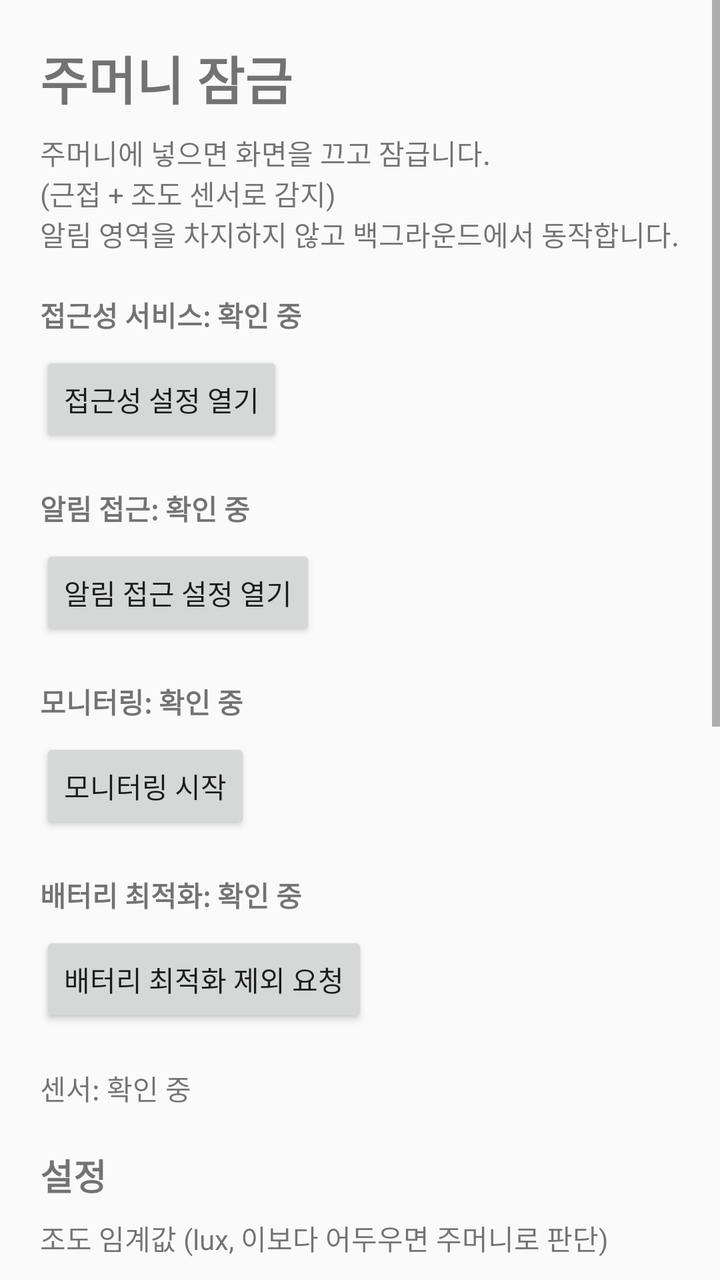
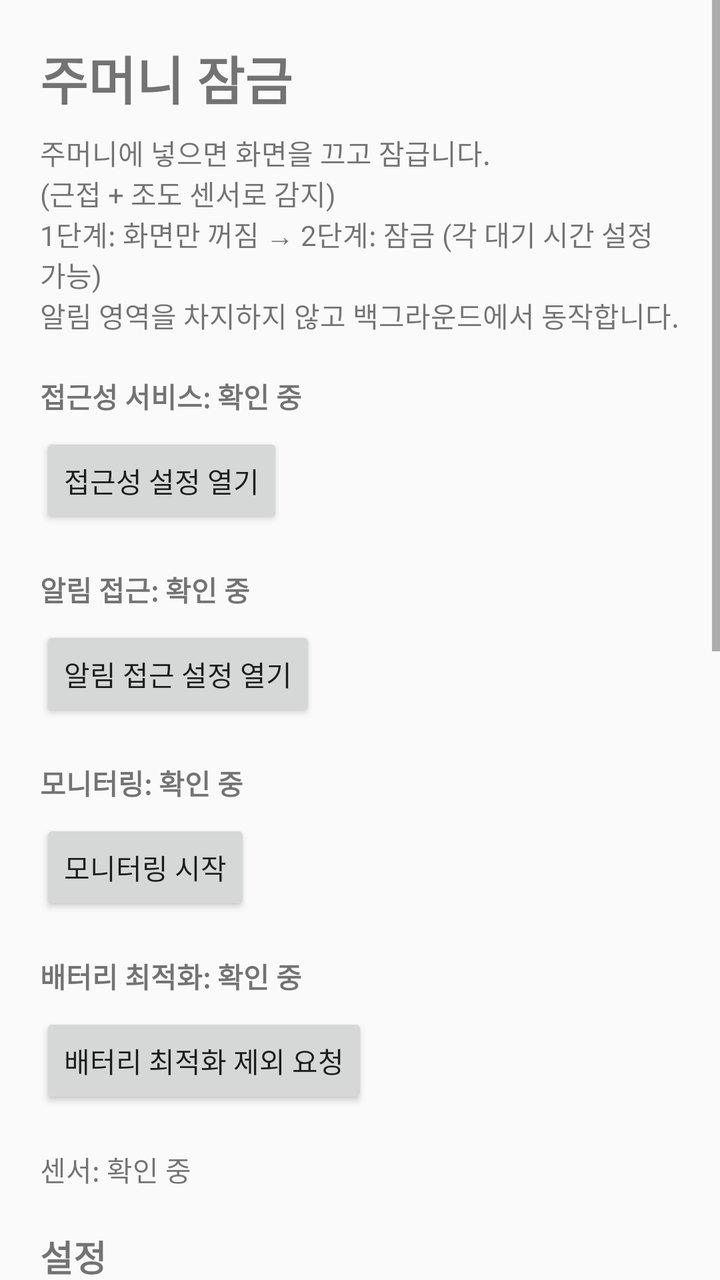

Two renders of the same Android screen: before a commit and after it. Below are the layout's source before the change and the commit's diff.
<!-- AndroidManifest.xml: application theme Theme.PocketLocker -->
<!-- res/layout/activity_main.xml -->
<?xml version="1.0" encoding="utf-8"?>
<ScrollView xmlns:android="http://schemas.android.com/apk/res/android"
    android:layout_width="match_parent"
    android:layout_height="match_parent">

    <LinearLayout
        android:layout_width="match_parent"
        android:layout_height="wrap_content"
        android:orientation="vertical"
        android:padding="20dp">

        <TextView
            android:layout_width="wrap_content"
            android:layout_height="wrap_content"
            android:text="주머니 잠금"
            android:textSize="26sp"
            android:textStyle="bold" />

        <TextView
            android:layout_width="wrap_content"
            android:layout_height="wrap_content"
            android:layout_marginTop="8dp"
            android:text="주머니에 넣으면 화면을 끄고 잠급니다.\n(근접 + 조도 센서로 감지)\n알림 영역을 차지하지 않고 백그라운드에서 동작합니다." />

        <TextView
            android:id="@+id/tvA11y"
            android:layout_width="wrap_content"
            android:layout_height="wrap_content"
            android:layout_marginTop="20dp"
            android:text="접근성 서비스: 확인 중"
            android:textStyle="bold" />

        <Button
            android:id="@+id/btnA11y"
            android:layout_width="wrap_content"
            android:layout_height="wrap_content"
            android:layout_marginTop="8dp"
            android:text="접근성 설정 열기" />

        <TextView
            android:id="@+id/tvNls"
            android:layout_width="wrap_content"
            android:layout_height="wrap_content"
            android:layout_marginTop="20dp"
            android:text="알림 접근: 확인 중"
            android:textStyle="bold" />

        <Button
            android:id="@+id/btnNls"
            android:layout_width="wrap_content"
            android:layout_height="wrap_content"
            android:layout_marginTop="8dp"
            android:text="알림 접근 설정 열기" />

        <TextView
            android:id="@+id/tvService"
            android:layout_width="wrap_content"
            android:layout_height="wrap_content"
            android:layout_marginTop="20dp"
            android:text="모니터링: 확인 중"
            android:textStyle="bold" />

        <Button
            android:id="@+id/btnToggle"
            android:layout_width="wrap_content"
            android:layout_height="wrap_content"
            android:layout_marginTop="8dp"
            android:text="모니터링 시작" />

        <TextView
            android:id="@+id/tvBattery"
            android:layout_width="wrap_content"
            android:layout_height="wrap_content"
            android:layout_marginTop="20dp"
            android:text="배터리 최적화: 확인 중"
            android:textStyle="bold" />

        <Button
            android:id="@+id/btnBattery"
            android:layout_width="wrap_content"
            android:layout_height="wrap_content"
            android:layout_marginTop="8dp"
            android:text="배터리 최적화 제외 요청" />

        <TextView
            android:id="@+id/tvSensors"
            android:layout_width="wrap_content"
            android:layout_height="wrap_content"
            android:layout_marginTop="20dp"
            android:text="센서: 확인 중" />

        <TextView
            android:layout_width="wrap_content"
            android:layout_height="wrap_content"
            android:layout_marginTop="20dp"
            android:text="설정"
            android:textSize="18sp"
            android:textStyle="bold" />

        <TextView
            android:layout_width="wrap_content"
            android:layout_height="wrap_content"
            android:layout_marginTop="8dp"
            android:text="조도 임계값 (lux, 이보다 어두우면 주머니로 판단)" />

        <EditText
            android:id="@+id/etLux"
            android:layout_width="match_parent"
            android:layout_height="wrap_content"
            android:inputType="numberDecimal" />

        <TextView
            android:layout_width="wrap_content"
            android:layout_height="wrap_content"
            android:layout_marginTop="8dp"
            android:text="잠금 대기 시간 (ms, 조건이 이 시간만큼 지속되면 잠금)" />

        <EditText
            android:id="@+id/etDelay"
            android:layout_width="match_parent"
            android:layout_height="wrap_content"
            android:inputType="number" />

        <Button
            android:id="@+id/btnSave"
            android:layout_width="wrap_content"
            android:layout_height="wrap_content"
            android:layout_marginTop="8dp"
            android:text="설정 저장" />

        <TextView
            android:layout_width="wrap_content"
            android:layout_height="wrap_content"
            android:layout_marginTop="20dp"
            android:text="로그"
            android:textSize="18sp"
            android:textStyle="bold" />

        <ScrollView
            android:layout_width="match_parent"
            android:layout_height="200dp"
            android:layout_marginTop="8dp"
            android:background="#11000000">

            <TextView
                android:id="@+id/tvLog"
                android:layout_width="match_parent"
                android:layout_height="wrap_content"
                android:padding="8dp"
                android:text="로그가 없습니다"
                android:textSize="12sp"
                android:fontFamily="monospace" />
        </ScrollView>

        <Button
            android:id="@+id/btnClearLog"
            android:layout_width="wrap_content"
            android:layout_height="wrap_content"
            android:layout_marginTop="8dp"
            android:text="로그 지우기" />

    </LinearLayout>
</ScrollView>
<!-- resources referenced by this layout -->
<resources>
  <style name="Theme.PocketLocker" parent="Theme.AppCompat.DayNight.NoActionBar">
      </style>
</resources>

<!-- the commit's change to res/layout/activity_main.xml (unified diff, before → after) -->
@@ -20,7 +20,7 @@
             android:layout_width="wrap_content"
             android:layout_height="wrap_content"
             android:layout_marginTop="8dp"
-            android:text="주머니에 넣으면 화면을 끄고 잠급니다.\n(근접 + 조도 센서로 감지)\n알림 영역을 차지하지 않고 백그라운드에서 동작합니다." />
+            android:text="주머니에 넣으면 화면을 끄고 잠급니다.\n(근접 + 조도 센서로 감지)\n1단계: 화면만 꺼짐 → 2단계: 잠금 (각 대기 시간 설정 가능)\n알림 영역을 차지하지 않고 백그라운드에서 동작합니다." />
 
         <TextView
             android:id="@+id/tvA11y"
@@ -113,7 +113,19 @@
             android:layout_width="wrap_content"
             android:layout_height="wrap_content"
             android:layout_marginTop="8dp"
-            android:text="잠금 대기 시간 (ms, 조건이 이 시간만큼 지속되면 잠금)" />
+            android:text="화면 꺼짐 대기 시간 (ms, 주머니 감지 후 화면만 꺼지기까지)" />
+
+        <EditText
+            android:id="@+id/etScreenOff"
+            android:layout_width="match_parent"
+            android:layout_height="wrap_content"
+            android:inputType="number" />
+
+        <TextView
+            android:layout_width="wrap_content"
+            android:layout_height="wrap_content"
+            android:layout_marginTop="8dp"
+            android:text="잠금 대기 시간 (ms, 화면 꺼진 후 잠금까지)" />
 
         <EditText
             android:id="@+id/etDelay"
